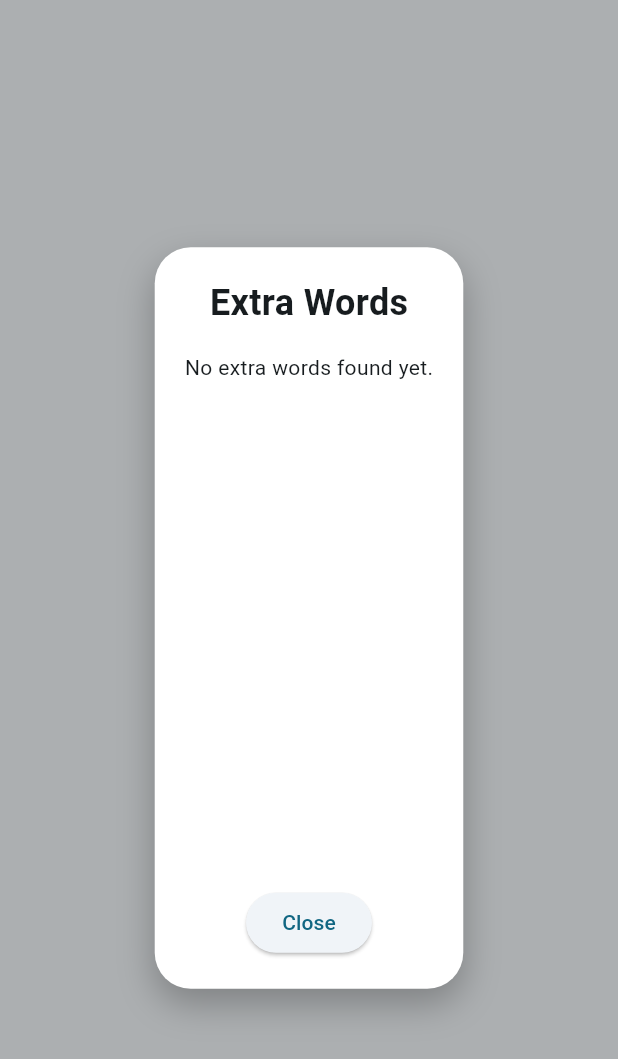
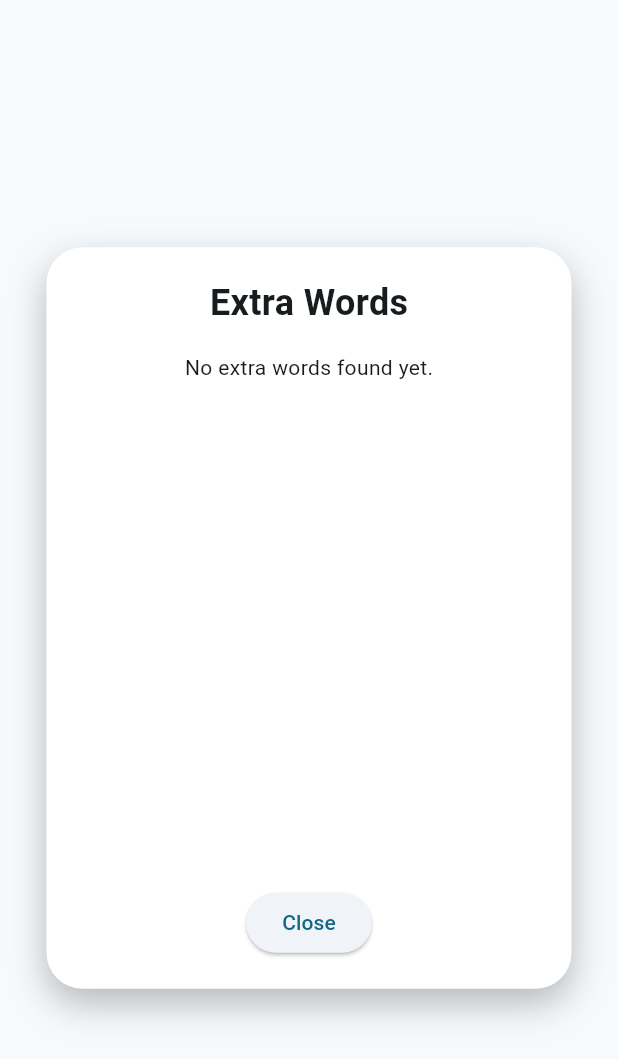
Before and after one commit to it185218/zenwordflutter, a Flutter app: the FoundExtrasDialog widget shown alone on an empty page, opened directly, on a phone screen of 412 x 824 dp. Shown: the top 1059 px of the screen. Run offline on Flutter 3.47's test engine with Material 3 defaults, Android fonts, the light colour scheme and no system bars; our stand-ins replace flutter_bloc, isar; accounts and stored records are empty; generated files the repository leaves out were written again.

Commit message:
set dialog container size

```diff
--- a/lib/presentation/widgets/found_extras_dialog.dart
+++ b/lib/presentation/widgets/found_extras_dialog.dart
@@ -1,3 +1,4 @@
+import 'dart:math' as math;
 import 'package:flutter/material.dart';
 import 'package:flutter_bloc/flutter_bloc.dart';
 import '../../logic/blocs/game/game_bloc.dart';
@@ -9,11 +10,11 @@ class FoundExtrasDialog extends StatelessWidget {
   @override
   Widget build(BuildContext context) {
     return Material(
-      color: Colors.black.withOpacity(0.3), // translucent background
+      color: Colors.transparent,
       child: Center(
         child: Container(
+          width: math.min(MediaQuery.of(context).size.width * 0.9, 350),
           constraints: BoxConstraints(
-            maxWidth: 300,
             maxHeight: MediaQuery.of(context).size.height * 0.6,
           ),
           padding: const EdgeInsets.all(20),
```
